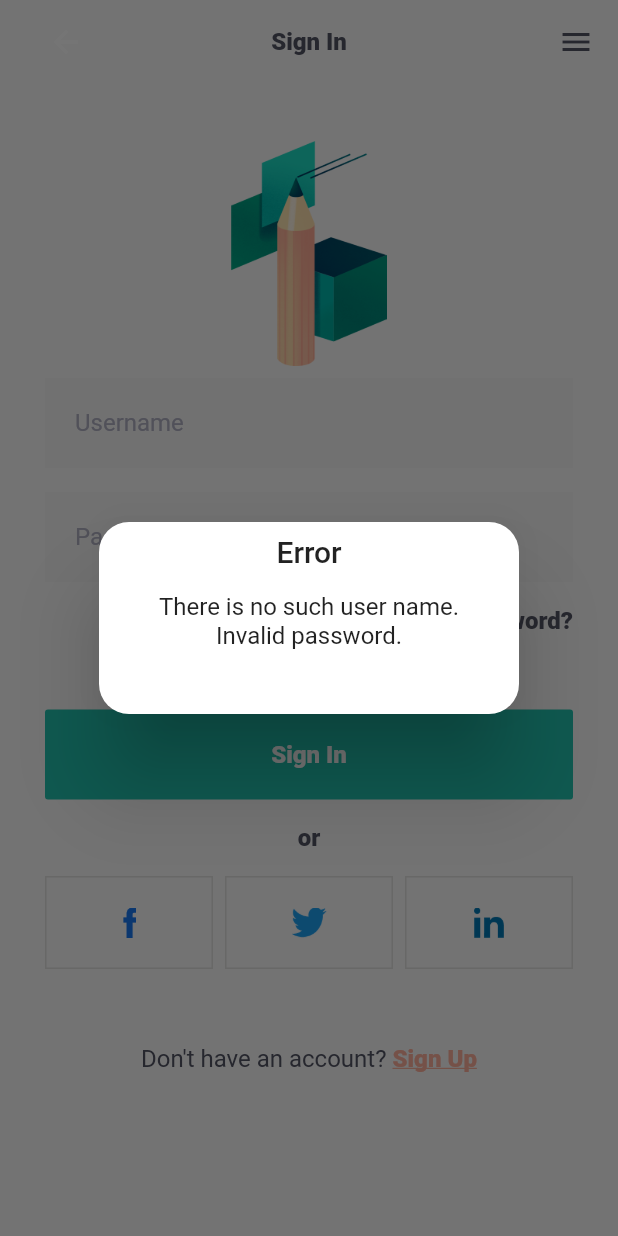
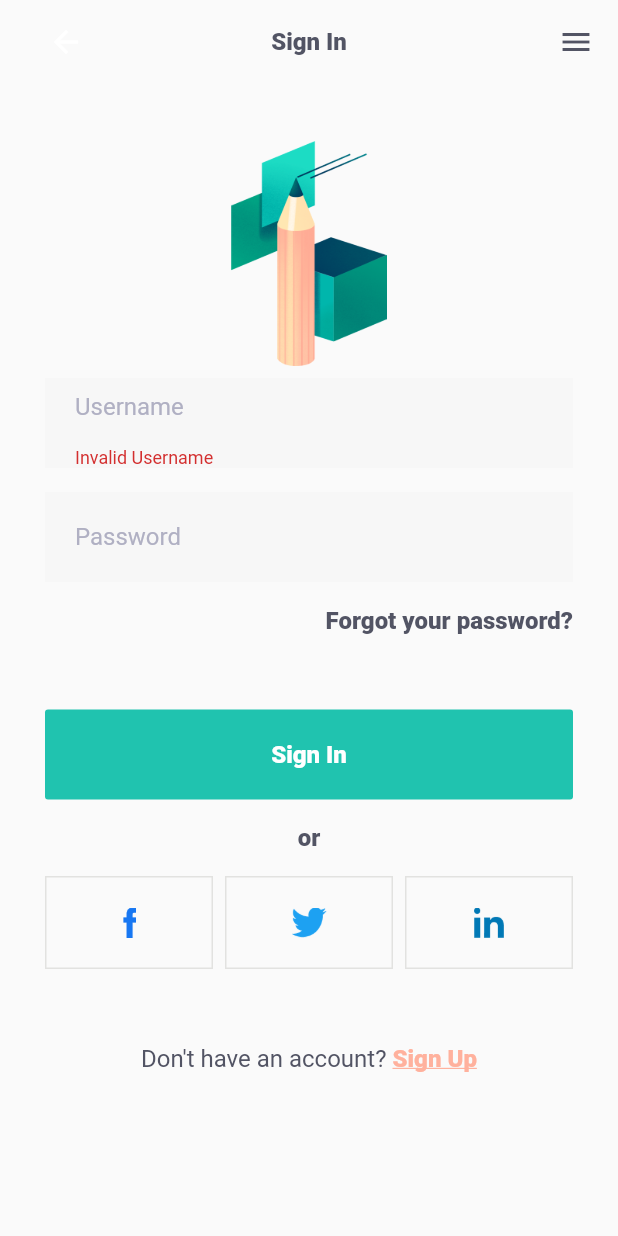
Before and after one commit to luffan/test, a Flutter app: the ProfilePage screen opened by its route, after a tap on the "chevron left" icon, after a tap on "Sign In", on a phone screen of 412 x 824 dp. Run offline on Flutter 3.47's test engine with Material 2 defaults, Android fonts, the phone set to English and light mode, and no system bars; our stand-ins replace equatable, get, shared_preferences; accounts and stored records are empty.

Commit message:
future/ refactor validation

```diff
--- a/lib/presentation/pages/profile/profile_controller.dart
+++ b/lib/presentation/pages/profile/profile_controller.dart
@@ -14,6 +14,5 @@ class ProfileController extends GetxController {
 
   void loadedEmail() async {
     email.value = await _preference.getEmail();
-    print(email.value);
   }
 }
--- a/lib/presentation/pages/sign_in/sign_in_controller.dart
+++ b/lib/presentation/pages/sign_in/sign_in_controller.dart
@@ -9,50 +9,35 @@ class SignInController extends GetxController {
   final usernameTextEditingController = TextEditingController();
   final passwordTextEditingController = TextEditingController();
 
+  final _formKey = GlobalKey<FormState>();
+  var isValidPass = true.obs;
+
   SignInController(this._preference);
 
+  GlobalKey<FormState> get formKey => _formKey;
+
   void signIn() async {
-    final errorMessage = await _checkFields();
-    if (errorMessage.isEmpty) {
+    if (_formKey.currentState!.validate() &&
+        (await validatePassword(passwordTextEditingController.text))) {
       Get.find<ProfileController>().loadedEmail();
       Get.offNamed('/profile');
-    } else {
-      Get.defaultDialog(
-        title: "Error",
-        middleText: errorMessage,
-      );
-      _clearFields();
     }
   }
 
   void goToSignUp() => Get.toNamed('/signUp');
 
-  bool _validateUsername(String username) {
-    return username.isNotEmpty;
+  bool validateUsername(String? username) {
+    return username != null && username.isNotEmpty;
   }
 
-  Future<bool> _validatePassword(String password) async {
-    if (password.isEmpty) {
-      return false;
+  Future<bool> validatePassword(String? password) async {
+    if (password == null || password.isEmpty) {
+      isValidPass.value = false;
+      return isValidPass.value;
     }
+    isValidPass.value = (await _preference.getPassword()) == password;
 
-    final prefPassword = await _preference.getPassword();
-
-    return prefPassword == password;
-  }
-
-  Future<String> _checkFields() async {
-    var errorMessage = '';
-    final isCorrectUsername = _validateUsername(usernameTextEditingController.text);
-    final isCorrectPassword = await _validatePassword(passwordTextEditingController.text);
-    if (!isCorrectUsername) errorMessage += 'There is no such user name.\n';
-    if (!isCorrectPassword) errorMessage += 'Invalid password.\n';
-    return errorMessage;
-  }
-
-  void _clearFields() {
-    usernameTextEditingController.text = '';
-    passwordTextEditingController.text = '';
+    return isValidPass.value;
   }
 
   @override
--- a/lib/presentation/pages/sign_in/sign_in_page.dart
+++ b/lib/presentation/pages/sign_in/sign_in_page.dart
@@ -18,7 +18,9 @@ class SignInPage extends GetView<SignInController> {
   @override
   Widget build(BuildContext context) {
     return Scaffold(
-      body: Column(
+      body: Form(
+        key: controller.formKey,
+        child: Column(
           children: [
             ApplicationAppBar(
               title: Strings.signIn,
@@ -47,11 +49,11 @@ class SignInPage extends GetView<SignInController> {
                   AppTextField(
                     hintText: Strings.username,
                     controller: controller.usernameTextEditingController,
+                    validator: controller.validateUsername,
                   ),
                   defaultVerticalSpace(),
-                AppTextField(
-                  hintText: Strings.password,
-                  controller: controller.passwordTextEditingController,
+                  Obx(
+                    () => _passwordTextField(controller.isValidPass.value),
                   ),
                   defaultVerticalSpace(),
                   Align(
@@ -92,6 +94,27 @@ class SignInPage extends GetView<SignInController> {
             ),
           ],
         ),
+      ),
+    );
+  }
+
+  Widget _passwordTextField(bool isValid) {
+    return Container(
+      height: 60,
+      alignment: Alignment.center,
+      padding: EdgeInsets.symmetric(horizontal: 20),
+      color: theme.textFieldBackgroundColor,
+      child: TextField(
+        controller: controller.passwordTextEditingController,
+        decoration: InputDecoration(
+          border: InputBorder.none,
+          hintText: Strings.password,
+          hintStyle: TextStyle(
+            color: theme.hintTextColor,
+          ),
+          errorText: isValid ? null : 'Invalid ${Strings.password}',
+        ),
+      ),
     );
   }
 }
--- a/lib/presentation/widgets/app_text_field.dart
+++ b/lib/presentation/widgets/app_text_field.dart
@@ -6,10 +6,12 @@ import '../theme/theme_extensions.dart';
 class AppTextField extends StatelessWidget {
   final String? hintText;
   final TextEditingController controller;
+  final bool Function(String?) validator;
 
   AppTextField({
     this.hintText,
     required this.controller,
+    required this.validator,
   });
 
   @override
@@ -19,8 +21,9 @@ class AppTextField extends StatelessWidget {
       alignment: Alignment.center,
       padding: EdgeInsets.symmetric(horizontal: 20),
       color: theme.textFieldBackgroundColor,
-      child: TextField(
+      child: TextFormField(
         controller: controller,
+        validator: (text) => validator(text) ? null : 'Invalid $hintText',
         decoration: InputDecoration(
           border: InputBorder.none,
           hintText: hintText,
```
Also changed, not shown: lib/presentation/pages/sign_up/sign_up_controller.dart (+11 -26 lines), lib/presentation/pages/sign_up/sign_up_page.dart (+7 -1 lines). Lines whose indentation alone changed are shown as unchanged.
